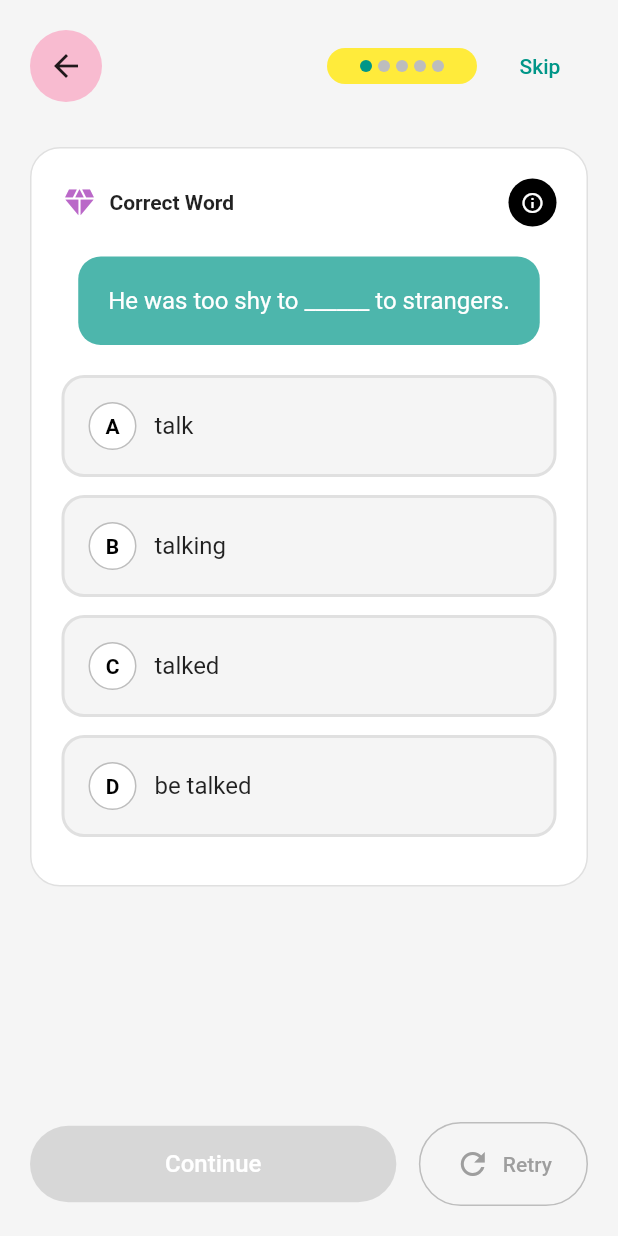
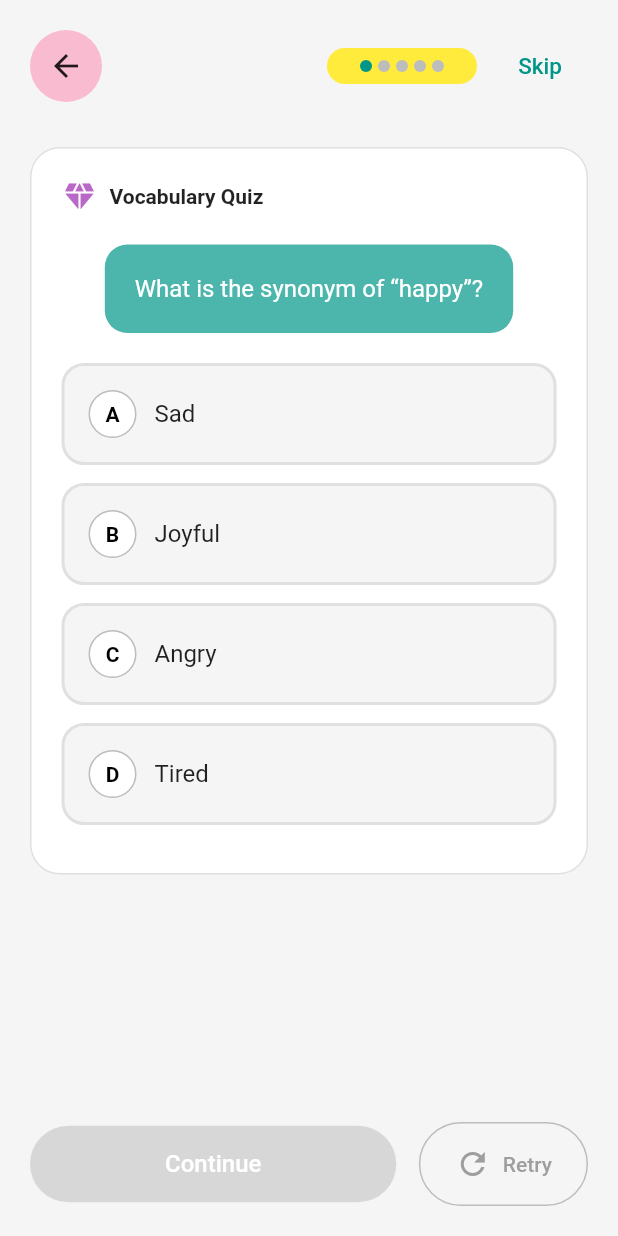
Before and after one commit to tuanbao205/2025_LTTBDD_N04_Nhom_Bao, a Flutter app: the screen it shows after launch, after a tap on "Training Game", on a phone screen of 412 x 824 dp. Run offline on Flutter 3.47's test engine with Material 3 defaults, Android fonts, the phone set to English and light mode, and no system bars.

Commit message:
update quizpage

```diff
--- a/english_quizz/lib/pages/quiz_page.dart
+++ b/english_quizz/lib/pages/quiz_page.dart
@@ -31,34 +31,39 @@ class _QuizPageState extends State<QuizPage> {
     if (widget.lessonType == 'Vocabulary') {
       return [
         {
-          'question_en': 'He was too shy to ______ to strangers.',
-          'question_vi': 'Anh ấy quá nhút nhát để ______ với người lạ.',
-          'options': ['talk', 'talking', 'talked', 'be talked'],
+          'question_en': 'What is the synonym of “happy”?',
+          'question_vi': 'Từ đồng nghĩa của “happy” là gì?',
+          'options': ['Sad', 'Joyful', 'Angry', 'Tired'],
+          'correct': 1,
+        },
+        {
+          'question_en': 'Choose the word that means “difficult”.',
+          'question_vi': 'Chọn từ có nghĩa là “khó khăn”.',
+          'options': ['Hard', 'Easy', 'Simple', 'Quick'],
           'correct': 0,
         },
         {
-          'question_en': 'I need to ______ my vocabulary for the exam.',
-          'question_vi': 'Tôi cần ______ vốn từ vựng cho kỳ thi.',
-          'options': ['expand', 'expanding', 'expanded', 'expands'],
-          'correct': 0,
+          'question_en': 'What does “polite” mean?',
+          'question_vi': 'Từ “polite” có nghĩa là gì?',
+          'options': [
+            'Thô lỗ',
+            'Lịch sự',
+            'Buồn bã',
+            'Hài hước',
+          ],
+          'correct': 1,
         },
         {
-          'question_en': 'She can ______ three languages fluently.',
-          'question_vi': 'Cô ấy có thể ______ ba ngôn ngữ trôi chảy.',
-          'options': ['spoke', 'speaking', 'speak', 'speaks'],
-          'correct': 2,
+          'question_en': 'Which word is opposite of “clean”?',
+          'question_vi': 'Từ trái nghĩa của “clean” là gì?',
+          'options': ['Clear', 'Dirty', 'Pure', 'Neat'],
+          'correct': 1,
         },
         {
-          'question_en': 'The teacher asked us to ______ new words.',
-          'question_vi': 'Giáo viên yêu cầu chúng tôi ______ từ mới.',
-          'options': ['memorize', 'memorizing', 'memorized', 'memorizes'],
-          'correct': 0,
-        },
-        {
-          'question_en': 'He wants to ______ his pronunciation.',
-          'question_vi': 'Anh ấy muốn ______ cách phát âm của mình.',
-          'options': ['improving', 'improved', 'improve', 'improves'],
-          'correct': 2,
+          'question_en': 'Find the word that means “start something”.',
+          'question_vi': 'Từ nào có nghĩa là “bắt đầu một việc gì đó”?',
+          'options': ['Finish', 'Begin', 'Stop', 'Close'],
+          'correct': 1,
         },
       ];
     } else if (widget.lessonType == 'Custom' && widget.customQuestions != null) {
@@ -159,6 +164,18 @@ class _QuizPageState extends State<QuizPage> {
     });
   }
 
+  void _skipQuestion() {
+    if (currentQuestion < totalQuestions - 1) {
+      setState(() {
+        currentQuestion++;
+        selectedAnswer = null;
+        hasAnswered = false;
+      });
+    } else {
+      _nextQuestion();
+    }
+  }
+
   @override
   Widget build(BuildContext context) {
     final question = questions[currentQuestion];
@@ -194,8 +211,8 @@ class _QuizPageState extends State<QuizPage> {
                   Row(
                     children: [
                       Container(
-                        padding:
-                            const EdgeInsets.symmetric(horizontal: 20, vertical: 8),
+                        padding: const EdgeInsets.symmetric(
+                            horizontal: 20, vertical: 8),
                         decoration: BoxDecoration(
                           color: Colors.yellow,
                           borderRadius: BorderRadius.circular(20),
@@ -222,9 +239,10 @@ class _QuizPageState extends State<QuizPage> {
                       MouseRegion(
                         cursor: SystemMouseCursors.click,
                         child: TextButton(
-                          onPressed: () => Navigator.pop(context),
+                          onPressed: _skipQuestion,
                           child: Text(
                             widget.language == 'English' ? 'Skip' : 'Bỏ qua',
+                            style: const TextStyle(fontSize: 15),
                           ),
                         ),
                       ),
@@ -233,6 +251,8 @@ class _QuizPageState extends State<QuizPage> {
                 ],
               ),
               const SizedBox(height: 30),
+
+              // Câu hỏi
               Container(
                 padding: const EdgeInsets.all(20),
                 decoration: BoxDecoration(
@@ -248,27 +268,11 @@ class _QuizPageState extends State<QuizPage> {
                         const SizedBox(width: 8),
                         Text(
                           widget.language == 'English'
-                              ? 'Correct Word'
-                              : 'Từ đúng',
-                          style:
-                              const TextStyle(fontWeight: FontWeight.bold),
+                              ? 'Vocabulary Quiz'
+                              : 'Bài kiểm tra từ vựng',
+                          style: const TextStyle(fontWeight: FontWeight.bold),
                         ),
                         const Spacer(),
-                        MouseRegion(
-                          cursor: SystemMouseCursors.click,
-                          child: Container(
-                            padding: const EdgeInsets.all(8),
-                            decoration: const BoxDecoration(
-                              color: Colors.black,
-                              shape: BoxShape.circle,
-                            ),
-                            child: const Icon(
-                              Icons.info_outline,
-                              color: Colors.white,
-                              size: 16,
-                            ),
-                          ),
-                        ),
                       ],
                     ),
                     const SizedBox(height: 20),
@@ -300,6 +304,8 @@ class _QuizPageState extends State<QuizPage> {
                 ),
               ),
               const Spacer(),
+
+              // Nút Continue & Retry
               Row(
                 children: [
                   Expanded(
```
